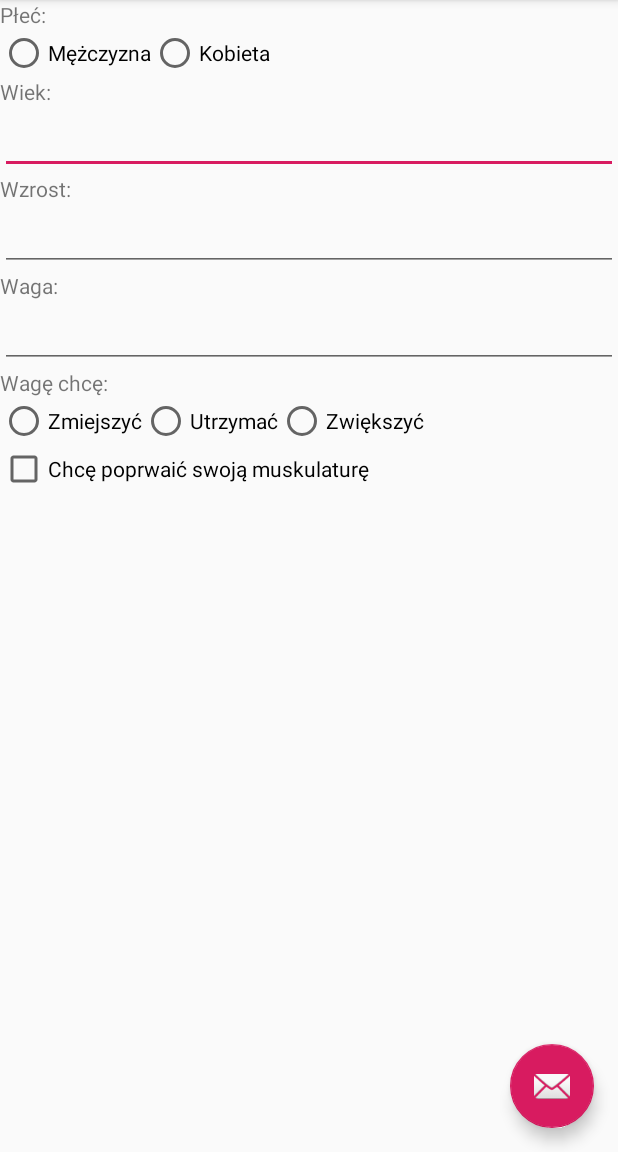
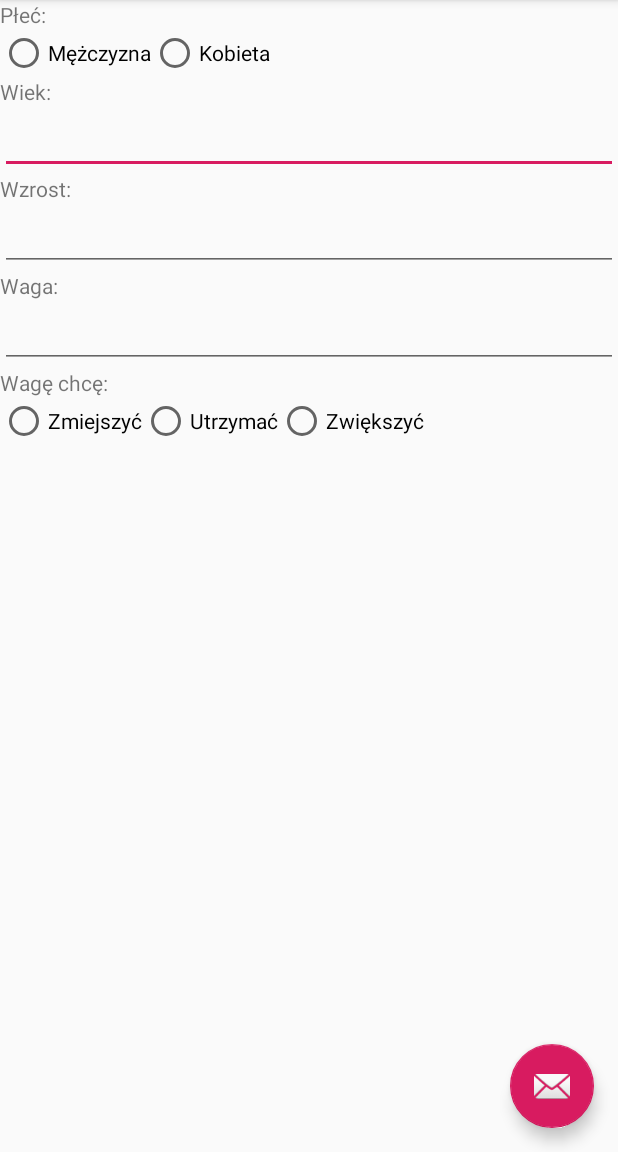
Before and after one commit to eldomador/TrenerMobilny, an Android app: the screen it shows after launch (MainActivity), on a phone screen of 412 x 824 dp, the part 84-1236 px from its top. Run offline under Robolectric (Android 15) with nearby library versions, the phone set to English and light mode, and no system bars.

```diff
--- a/app/build.gradle
+++ b/app/build.gradle
@@ -27,4 +27,5 @@ dependencies {
     testImplementation 'junit:junit:4.12'
     androidTestImplementation 'com.android.support.test:runner:1.0.2'
     androidTestImplementation 'com.android.support.test.espresso:espresso-core:3.0.2'
+    implementation 'com.android.support:recyclerview-v7:28.0.0'
 }
--- a/app/src/main/java/pl/kosmalski/trenermobilny/MainActivity.java
+++ b/app/src/main/java/pl/kosmalski/trenermobilny/MainActivity.java
@@ -43,11 +43,11 @@ public class MainActivity extends AppCompatActivity
     public static final String ButtonStateMaintain = "ButtonStateMaintain";
     public static final String ButtonStateIncrease = "ButtonStateIncrease";
 
-    public static final String ButtonStateGym = "ButtonStateGym ";
-    public static final String ButtonStateStreetWorkout= "ButtonStaterStreetWorkout";
-    public static final String ButtonStateHome = "ButtonStateHome";
-
-    public static final String CheckBoxStateMusculature = "CheckBoxStateMusculature";
+//    public static final String ButtonStateGym = "ButtonStateGym ";
+//    public static final String ButtonStateStreetWorkout= "ButtonStaterStreetWorkout";
+//    public static final String ButtonStateHome = "ButtonStateHome";
+//
+//    public static final String CheckBoxStateMusculature = "CheckBoxStateMusculature";
 
 
     // this is name of shared preferences file, must be same whenever accessing
@@ -85,9 +85,9 @@ public class MainActivity extends AppCompatActivity
 
 
 
-        trainingPreferences = (TextView) findViewById(R.id.textViewTrainingPreferences) ;
-        checkBoxMusculature = (CheckBox)findViewById(R.id.checkBoxMusculature);
-        radioGroupTrainingPreferences =  (RadioGroup)findViewById(R.id.radioGroupTrainingPreferences);
+//        trainingPreferences = (TextView) findViewById(R.id.textViewTrainingPreferences) ;
+//        checkBoxMusculature = (CheckBox)findViewById(R.id.checkBoxMusculature);
+//        radioGroupTrainingPreferences =  (RadioGroup)findViewById(R.id.radioGroupTrainingPreferences);
 
 
         // helper method to open up the file.
@@ -102,11 +102,11 @@ public class MainActivity extends AppCompatActivity
         Boolean lastButtonStateIncrease = sharedpreferences.getBoolean(ButtonStateIncrease, false);
 
 
-        Boolean lastButtonStateGym= sharedpreferences.getBoolean(ButtonStateGym, false);
-        Boolean lastButtonStateStreetWorkout = sharedpreferences.getBoolean(ButtonStateStreetWorkout, false);
-        Boolean lastButtonStateHome = sharedpreferences.getBoolean(ButtonStateHome, false);
-
-        Boolean lastCheckBoxStateMusculature = sharedpreferences.getBoolean(CheckBoxStateMusculature, false);
+//        Boolean lastButtonStateGym= sharedpreferences.getBoolean(ButtonStateGym, false);
+//        Boolean lastButtonStateStreetWorkout = sharedpreferences.getBoolean(ButtonStateStreetWorkout, false);
+//        Boolean lastButtonStateHome = sharedpreferences.getBoolean(ButtonStateHome, false);
+//
+//        Boolean lastCheckBoxStateMusculature = sharedpreferences.getBoolean(CheckBoxStateMusculature, false);
 
 
         final RadioButton radioButtonMale = (RadioButton) findViewById(R.id.radioButtonMale);
@@ -118,9 +118,9 @@ public class MainActivity extends AppCompatActivity
         final RadioButton radioButtonIncrease = (RadioButton) findViewById(R.id.radioButtonIncrease);
 
 
-        final RadioButton radioButtonGym = (RadioButton) findViewById(R.id.radioButtonGym);
-        final RadioButton radioButtonStreetWorkout = (RadioButton) findViewById(R.id.radioButtonStreetWorkout);
-        final RadioButton radioButtonHome = (RadioButton) findViewById(R.id.radioButtonHome);
+//        final RadioButton radioButtonGym = (RadioButton) findViewById(R.id.radioButtonGym);
+//        final RadioButton radioButtonStreetWorkout = (RadioButton) findViewById(R.id.radioButtonStreetWorkout);
+//        final RadioButton radioButtonHome = (RadioButton) findViewById(R.id.radioButtonHome);
 
 
         // restore previous state
@@ -131,11 +131,11 @@ public class MainActivity extends AppCompatActivity
         radioButtonMaintain.setChecked(lastButtonStateMaintain);
         radioButtonIncrease.setChecked(lastButtonStateIncrease);
 
-        radioButtonGym.setChecked(lastButtonStateGym);
-        radioButtonStreetWorkout.setChecked(lastButtonStateStreetWorkout);
-        radioButtonHome.setChecked(lastButtonStateHome);
+//        radioButtonGym.setChecked(lastButtonStateGym);
+//        radioButtonStreetWorkout.setChecked(lastButtonStateStreetWorkout);
+//        radioButtonHome.setChecked(lastButtonStateHome);
 
-        checkBoxMusculature.setChecked(lastCheckBoxStateMusculature);
+//        checkBoxMusculature.setChecked(lastCheckBoxStateMusculature);
 
 
         // set a listener
@@ -239,66 +239,66 @@ public class MainActivity extends AppCompatActivity
 
         });
 
-
-        radioButtonGym.setOnClickListener(new View.OnClickListener() {
-            @Override
-            public void onClick(View v) {
-                // call this to enable editing of the shared preferences file
-                // in the event of a change
-                SharedPreferences.Editor editor = sharedpreferences.edit();
-                Boolean isCheckedGym = radioButtonGym.isChecked();
-                Boolean isCheckedStreetWorkout = radioButtonStreetWorkout.isChecked();
-                Boolean isCheckedHome = radioButtonHome.isChecked();
-                // use this to add the new state
-                editor.putBoolean(ButtonStateGym, isCheckedGym);
-                editor.putBoolean(ButtonStateStreetWorkout, isCheckedStreetWorkout);
-                editor.putBoolean(ButtonStateHome, isCheckedHome);
-                // save
-                editor.apply();
-            }
-
-
-        });
-
-        radioButtonStreetWorkout.setOnClickListener(new View.OnClickListener() {
-            @Override
-            public void onClick(View v) {
-                // call this to enable editing of the shared preferences file
-                // in the event of a change
-                SharedPreferences.Editor editor = sharedpreferences.edit();
-                Boolean isCheckedGym = radioButtonGym.isChecked();
-                Boolean isCheckedStreetWorkout = radioButtonStreetWorkout.isChecked();
-                Boolean isCheckedHome = radioButtonHome.isChecked();
-                // use this to add the new state
-                editor.putBoolean(ButtonStateGym, isCheckedGym);
-                editor.putBoolean(ButtonStateStreetWorkout, isCheckedStreetWorkout);
-                editor.putBoolean(ButtonStateHome, isCheckedHome);
-                // save
-                editor.apply();
-            }
-
-
-        });
-
-        radioButtonHome.setOnClickListener(new View.OnClickListener() {
-            @Override
-            public void onClick(View v) {
-                // call this to enable editing of the shared preferences file
-                // in the event of a change
-                SharedPreferences.Editor editor = sharedpreferences.edit();
-                Boolean isCheckedGym = radioButtonGym.isChecked();
-                Boolean isCheckedStreetWorkout = radioButtonStreetWorkout.isChecked();
-                Boolean isCheckedHome = radioButtonHome.isChecked();
-                // use this to add the new state
-                editor.putBoolean(ButtonStateGym, isCheckedGym);
-                editor.putBoolean(ButtonStateStreetWorkout, isCheckedStreetWorkout);
-                editor.putBoolean(ButtonStateHome, isCheckedHome);
-                // save
-                editor.apply();
-            }
-
-
-        });
+//
+//        radioButtonGym.setOnClickListener(new View.OnClickListener() {
+//            @Override
+//            public void onClick(View v) {
+//                // call this to enable editing of the shared preferences file
+//                // in the event of a change
+//                SharedPreferences.Editor editor = sharedpreferences.edit();
+//                Boolean isCheckedGym = radioButtonGym.isChecked();
+//                Boolean isCheckedStreetWorkout = radioButtonStreetWorkout.isChecked();
+//                Boolean isCheckedHome = radioButtonHome.isChecked();
+//                // use this to add the new state
+//                editor.putBoolean(ButtonStateGym, isCheckedGym);
+//                editor.putBoolean(ButtonStateStreetWorkout, isCheckedStreetWorkout);
+//                editor.putBoolean(ButtonStateHome, isCheckedHome);
+//                // save
+//                editor.apply();
+//            }
+//
+//
+//        });
+//
+//        radioButtonStreetWorkout.setOnClickListener(new View.OnClickListener() {
+//            @Override
+//            public void onClick(View v) {
+//                // call this to enable editing of the shared preferences file
+//                // in the event of a change
+//                SharedPreferences.Editor editor = sharedpreferences.edit();
+//                Boolean isCheckedGym = radioButtonGym.isChecked();
+//                Boolean isCheckedStreetWorkout = radioButtonStreetWorkout.isChecked();
+//                Boolean isCheckedHome = radioButtonHome.isChecked();
+//                // use this to add the new state
+//                editor.putBoolean(ButtonStateGym, isCheckedGym);
+//                editor.putBoolean(ButtonStateStreetWorkout, isCheckedStreetWorkout);
+//                editor.putBoolean(ButtonStateHome, isCheckedHome);
+//                // save
+//                editor.apply();
+//            }
+//
+//
+//        });
+//
+//        radioButtonHome.setOnClickListener(new View.OnClickListener() {
+//            @Override
+//            public void onClick(View v) {
+//                // call this to enable editing of the shared preferences file
+//                // in the event of a change
+//                SharedPreferences.Editor editor = sharedpreferences.edit();
+//                Boolean isCheckedGym = radioButtonGym.isChecked();
+//                Boolean isCheckedStreetWorkout = radioButtonStreetWorkout.isChecked();
+//                Boolean isCheckedHome = radioButtonHome.isChecked();
+//                // use this to add the new state
+//                editor.putBoolean(ButtonStateGym, isCheckedGym);
+//                editor.putBoolean(ButtonStateStreetWorkout, isCheckedStreetWorkout);
+//                editor.putBoolean(ButtonStateHome, isCheckedHome);
+//                // save
+//                editor.apply();
+//            }
+//
+//
+//        });
 
 
 
@@ -383,51 +383,51 @@ public class MainActivity extends AppCompatActivity
 
 
 
-        checkBoxMusculature.setOnClickListener(new View.OnClickListener() {
-            @Override
-            public void onClick(View view) {
-                if(((CompoundButton) view).isChecked()){
-
-                    trainingPreferences.setVisibility(View.VISIBLE);
-                    radioGroupTrainingPreferences.setVisibility(View.VISIBLE);
-
-                    SharedPreferences.Editor editor = sharedpreferences.edit();
-                    Boolean isChecked = checkBoxMusculature.isChecked();
-                    // use this to add the new state
-                    editor.putBoolean(CheckBoxStateMusculature, isChecked);
-                    // save
-                    editor.apply();
-
-                } else {
-
-                    trainingPreferences.setVisibility(View.GONE);
-                    radioGroupTrainingPreferences.setVisibility(View.GONE);
-
-                    SharedPreferences.Editor editor = sharedpreferences.edit();
-                    Boolean isChecked = checkBoxMusculature.isChecked();
-                    // use this to add the new state
-                    editor.putBoolean(CheckBoxStateMusculature, isChecked);
-                    // save
-                    editor.apply();
-                }
-            }
-        });
-
-
-        {
-            //code to check if this checkbox is checked!
-
-            if(checkBoxMusculature.isChecked()){
-
-                trainingPreferences.setVisibility(View.VISIBLE);
-                radioGroupTrainingPreferences.setVisibility(View.VISIBLE);
-            }
-
-            else{
-                trainingPreferences.setVisibility(View.GONE);
-                radioGroupTrainingPreferences.setVisibility(View.GONE);
-            }
-        }
+//        checkBoxMusculature.setOnClickListener(new View.OnClickListener() {
+//            @Override
+//            public void onClick(View view) {
+//                if(((CompoundButton) view).isChecked()){
+//
+//                    trainingPreferences.setVisibility(View.VISIBLE);
+//                    radioGroupTrainingPreferences.setVisibility(View.VISIBLE);
+//
+//                    SharedPreferences.Editor editor = sharedpreferences.edit();
+//                    Boolean isChecked = checkBoxMusculature.isChecked();
+//                    // use this to add the new state
+//                    editor.putBoolean(CheckBoxStateMusculature, isChecked);
+//                    // save
+//                    editor.apply();
+//
+//                } else {
+//
+//                    trainingPreferences.setVisibility(View.GONE);
+//                    radioGroupTrainingPreferences.setVisibility(View.GONE);
+//
+//                    SharedPreferences.Editor editor = sharedpreferences.edit();
+//                    Boolean isChecked = checkBoxMusculature.isChecked();
+//                    // use this to add the new state
+//                    editor.putBoolean(CheckBoxStateMusculature, isChecked);
+//                    // save
+//                    editor.apply();
+//                }
+//            }
+//        });
+//
+//
+//        {
+//            //code to check if this checkbox is checked!
+//
+//            if(checkBoxMusculature.isChecked()){
+//
+//                trainingPreferences.setVisibility(View.VISIBLE);
+//                radioGroupTrainingPreferences.setVisibility(View.VISIBLE);
+//            }
+//
+//            else{
+//                trainingPreferences.setVisibility(View.GONE);
+//                radioGroupTrainingPreferences.setVisibility(View.GONE);
+//            }
+//        }
 
 
     }
--- a/app/src/main/res/layout/content_main.xml
+++ b/app/src/main/res/layout/content_main.xml
@@ -127,48 +127,57 @@
             </RadioGroup>
 
 
-            <CheckBox
-                android:id="@+id/checkBoxMusculature"
-                android:layout_width="match_parent"
-                android:layout_height="wrap_content"
-                android:text="@string/ChcePM"
-                android:visibility="visible" />
+            <!--<CheckBox-->
+            <!--android:id="@+id/checkBoxMusculature"-->
+            <!--android:layout_width="match_parent"-->
+            <!--android:layout_height="wrap_content"-->
+            <!--android:text="@string/ChcePM"-->
+            <!--android:visibility="visible" />-->
 
-            <TextView
-                android:id="@+id/textViewTrainingPreferences"
-                android:layout_width="match_parent"
-                android:layout_height="wrap_content"
-                android:text="@string/ChceCw"
-                android:visibility="visible" />
+            <!--<TextView-->
+                <!--android:id="@+id/textViewTrainingPreferences"-->
+                <!--android:layout_width="match_parent"-->
+                <!--android:layout_height="wrap_content"-->
+                <!--android:text="@string/ChceCw"-->
+                <!--android:visibility="visible" />-->
 
-            <RadioGroup
-                android:id="@+id/radioGroupTrainingPreferences"
-                android:layout_width="wrap_content"
-                android:layout_height="wrap_content"
-                android:orientation="horizontal"
-                android:visibility="visible">>
+            <!--<RadioGroup-->
+                <!--android:id="@+id/radioGroupTrainingPreferences"-->
+                <!--android:layout_width="wrap_content"-->
+                <!--android:layout_height="wrap_content"-->
+                <!--android:orientation="horizontal"-->
+                <!--android:visibility="visible">>-->
 
-                <RadioButton
-                    android:id="@+id/radioButtonGym"
-                    android:layout_width="wrap_content"
-                    android:layout_height="wrap_content"
-                    android:layout_weight="1"
-                    android:text="@string/NaSilowni" />
+                <!--<RadioButton-->
+                    <!--android:id="@+id/radioButtonGym"-->
+                    <!--android:layout_width="wrap_content"-->
+                    <!--android:layout_height="wrap_content"-->
+                    <!--android:layout_weight="1"-->
+                    <!--android:text="@string/NaSilowni" />-->
 
-                <RadioButton
-                    android:id="@+id/radioButtonStreetWorkout"
-                    android:layout_width="wrap_content"
-                    android:layout_height="wrap_content"
-                    android:layout_weight="1"
-                    android:text="@string/WPSW" />
+                <!--<RadioButton-->
+                    <!--android:id="@+id/radioButtonStreetWorkout"-->
+                    <!--android:layout_width="wrap_content"-->
+                    <!--android:layout_height="wrap_content"-->
+                    <!--android:layout_weight="1"-->
+                    <!--android:text="@string/WPSW" />-->
 
-                <RadioButton
-                    android:id="@+id/radioButtonHome"
-                    android:layout_width="wrap_content"
-                    android:layout_height="wrap_content"
-                    android:layout_weight="1"
-                    android:text="@string/WDomu" />
-            </RadioGroup>
+                <!--<RadioButton-->
+                    <!--android:id="@+id/radioButtonHome"-->
+                    <!--android:layout_width="wrap_content"-->
+                    <!--android:layout_height="wrap_content"-->
+                    <!--android:layout_weight="1"-->
+                    <!--android:text="@string/WDomu" />-->
+            <!--</RadioGroup>-->
+
+
+            <!--<CheckBox-->
+                <!--android:id="@+id/checkBoxCondition"-->
+                <!--android:layout_width="match_parent"-->
+                <!--android:layout_height="wrap_content"-->
+                <!--android:text="@string/ChcePK"-->
+                <!--android:visibility="visible" />-->
+
 
         </LinearLayout>
     </ScrollView>
--- a/app/src/main/res/values/strings.xml
+++ b/app/src/main/res/values/strings.xml
@@ -24,11 +24,12 @@
     <string name="Zmiejszyć">Zmiejszyć</string>
     <string name="Zwiększyć">Zwiększyć</string>
     <string name="Utrzymać">Utrzymać</string>
-    <string name="ChcePM">Chcę poprwaić swoją muskulaturę</string>
-    <string name="ChceCw">Chcę ćwiczyć:</string>
-    <string name="NaSilowni">Na siłowni</string>
-    <string name="WPSW">W parku street workout</string>
-    <string name="WDomu">W domu</string>
+
+
+    <string-array name="Workouts">
+        <item>Początkujący</item>
+        <item>Zaawansowany</item>
+    </string-array>
 
 
 </resources>
```
Also changed, not shown: app/src/main/java/pl/kosmalski/trenermobilny/TrainingActivity.java (+41 -1 lines), app/src/main/res/layout/content_training.xml (+11 -0 lines).
